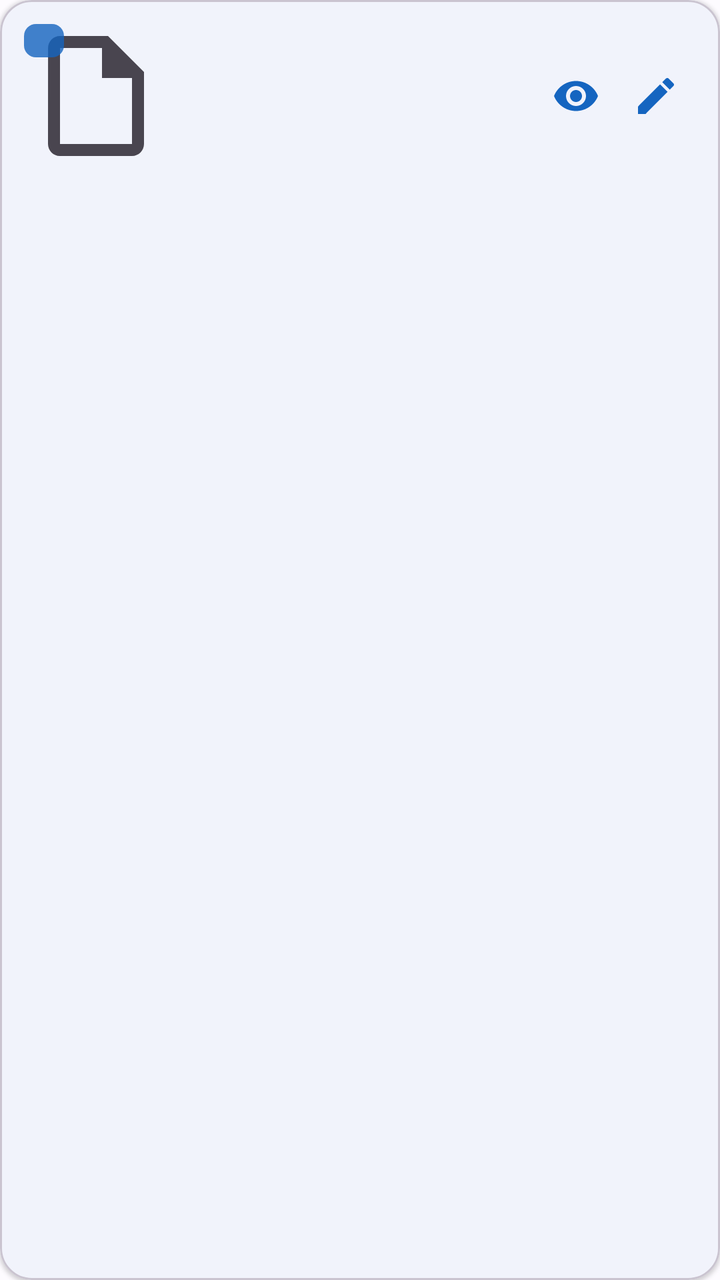
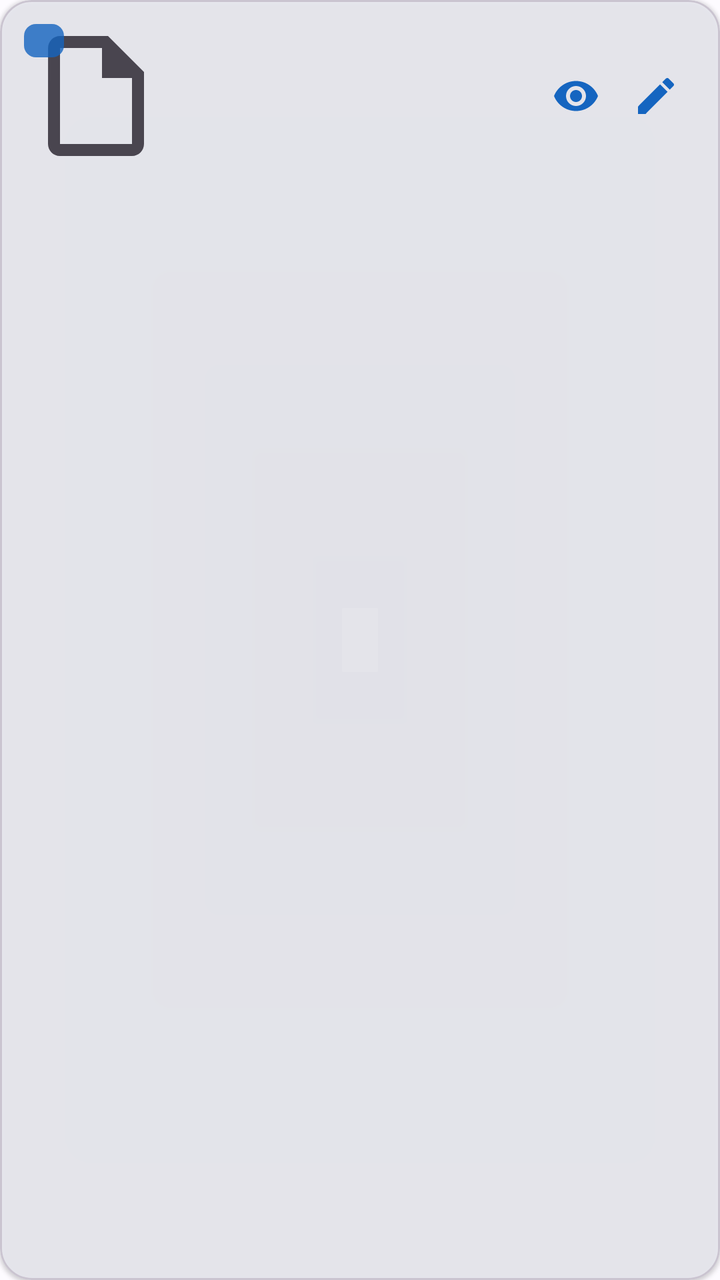

An Android layout rendered at two revisions. The XML below is the earlier revision; the diff shows what the commit changed to produce the second picture.
<!-- AndroidManifest.xml: application theme Theme.ScanWhirl -->
<!-- res/layout/item_scan.xml -->
<?xml version="1.0" encoding="utf-8"?>
<com.google.android.material.card.MaterialCardView xmlns:android="http://schemas.android.com/apk/res/android"
    xmlns:app="http://schemas.android.com/apk/res-auto"
    android:layout_width="match_parent"
    android:layout_height="wrap_content"
    android:layout_margin="6dp"
    android:clickable="true"
    android:focusable="true"
    app:cardCornerRadius="16dp"
    app:cardElevation="1dp">

    <LinearLayout
        android:layout_width="match_parent"
        android:layout_height="wrap_content"
        android:gravity="center_vertical"
        android:orientation="horizontal"
        android:padding="12dp">

        <FrameLayout
            android:layout_width="72dp"
            android:layout_height="72dp">

            <ImageView
                android:id="@+id/scanThumb"
                android:layout_width="match_parent"
                android:layout_height="match_parent"
                android:contentDescription="@null"
                android:scaleType="centerCrop"
                android:src="@drawable/ic_document" />

            <TextView
                android:id="@+id/pageBadge"
                android:layout_width="wrap_content"
                android:layout_height="wrap_content"
                android:layout_gravity="top|start"
                android:background="@drawable/bg_page_number"
                android:gravity="center"
                android:minWidth="20dp"
                android:paddingHorizontal="5dp"
                android:paddingVertical="1dp"
                android:textColor="#FFFFFFFF"
                android:textSize="11sp" />
        </FrameLayout>

        <LinearLayout
            android:layout_width="0dp"
            android:layout_height="wrap_content"
            android:layout_marginStart="14dp"
            android:layout_weight="1"
            android:orientation="vertical">

            <TextView
                android:id="@+id/scanName"
                android:layout_width="match_parent"
                android:layout_height="wrap_content"
                android:ellipsize="end"
                android:maxLines="2"
                android:textAppearance="?attr/textAppearanceTitleMedium" />

            <TextView
                android:id="@+id/scanMeta"
                android:layout_width="match_parent"
                android:layout_height="wrap_content"
                android:layout_marginTop="4dp"
                android:textAppearance="?attr/textAppearanceBodySmall"
                android:textColor="?android:attr/textColorSecondary" />
        </LinearLayout>

        <ImageButton
            android:id="@+id/btnView"
            android:layout_width="40dp"
            android:layout_height="40dp"
            android:background="?attr/selectableItemBackgroundBorderless"
            android:contentDescription="@string/view"
            android:padding="8dp"
            android:src="@drawable/ic_visibility"
            app:tint="?attr/colorPrimary" />

        <ImageButton
            android:id="@+id/btnEdit"
            android:layout_width="40dp"
            android:layout_height="40dp"
            android:background="?attr/selectableItemBackgroundBorderless"
            android:contentDescription="@string/edit"
            android:padding="8dp"
            android:src="@drawable/ic_edit"
            app:tint="?attr/colorPrimary" />

        <CheckBox
            android:id="@+id/checkSelect"
            android:layout_width="wrap_content"
            android:layout_height="wrap_content"
            android:layout_marginStart="4dp"
            android:clickable="false"
            android:focusable="false"
            android:visibility="gone"
            app:buttonTint="@color/sf_primary" />
    </LinearLayout>
</com.google.android.material.card.MaterialCardView>
<!-- resources referenced by this layout -->
<resources>
  <color name="sf_primary">#1565C0</color>
  <!-- drawable bg_page_number (drawable) -->
  <?xml version="1.0" encoding="utf-8"?>
  <shape xmlns:android="http://schemas.android.com/apk/res/android" android:shape="rectangle">
      <solid android:color="#CC1565C0" />
      <corners android:radius="6dp" />
  </shape>
  <!-- drawable ic_document (drawable) -->
  <?xml version="1.0" encoding="utf-8"?>
  <vector xmlns:android="http://schemas.android.com/apk/res/android"
      android:width="24dp"
      android:height="24dp"
      android:viewportWidth="24"
      android:viewportHeight="24"
      android:tint="?attr/colorControlNormal">
      <path
          android:fillColor="@android:color/white"
          android:pathData="M14,2H6c-1.1,0 -1.99,0.9 -1.99,2L4,20c0,1.1 0.89,2 1.99,2H18c1.1,0 2,-0.9 2,-2V8l-6,-6zM6,20V4h7v5h5v11H6z" />
  </vector>
  <!-- drawable ic_edit (drawable) -->
  <vector xmlns:android="http://schemas.android.com/apk/res/android"
      android:width="24dp"
      android:height="24dp"
      android:viewportWidth="24"
      android:viewportHeight="24"
      android:tint="?attr/colorControlNormal">
      <path
          android:fillColor="@android:color/white"
          android:pathData="M3,17.25V21h3.75L17.81,9.94l-3.75,-3.75L3,17.25zM20.71,7.04c0.39,-0.39 0.39,-1.02 0,-1.41l-2.34,-2.34c-0.39,-0.39 -1.02,-0.39 -1.41,0l-1.83,1.83 3.75,3.75 1.83,-1.83z" />
  </vector>
  <!-- drawable ic_visibility (drawable) -->
  <vector xmlns:android="http://schemas.android.com/apk/res/android"
      android:width="24dp"
      android:height="24dp"
      android:viewportWidth="24"
      android:viewportHeight="24"
      android:tint="?attr/colorControlNormal">
      <path
          android:fillColor="@android:color/white"
          android:pathData="M12,4.5C7,4.5 2.73,7.61 1,12c1.73,4.39 6,7.5 11,7.5s9.27,-3.11 11,-7.5c-1.73,-4.39 -6,-7.5 -11,-7.5zM12,17c-2.76,0 -5,-2.24 -5,-5s2.24,-5 5,-5 5,2.24 5,5 -2.24,5 -5,5zM12,9c-1.66,0 -3,1.34 -3,3s1.34,3 3,3 3,-1.34 3,-3 -1.34,-3 -3,-3z" />
  </vector>
  <string name="edit">Edit</string>
  <string name="view">View</string>
  <style name="Theme.ScanWhirl" parent="Theme.Material3.DayNight.NoActionBar">
          <item name="colorPrimary">@color/sf_primary</item>
          <item name="colorOnPrimary">@color/sf_on_primary</item>
          <item name="colorPrimaryContainer">@color/sf_primary_container</item>
          <item name="colorOnPrimaryContainer">@color/sf_on_primary_container</item>
          <item name="colorSecondaryContainer">@color/sf_secondary_container</item>
          <item name="colorOnSecondaryContainer">@color/sf_on_secondary_container</item>
          <item name="android:colorBackground">@color/sf_background</item>
          <item name="colorSurface">@color/sf_surface</item>
          <item name="colorOnSurface">@color/sf_on_surface</item>
          <item name="colorSurfaceContainer">@color/sf_surface</item>
          <item name="android:statusBarColor">@color/sf_surface</item>
          <item name="android:navigationBarColor">@color/sf_background</item>
          <item name="android:windowLightStatusBar">true</item>
      </style>
  <color name="sf_on_primary">#FFFFFF</color>
  <color name="sf_primary_container">#D6E3FF</color>
  <color name="sf_on_primary_container">#001B3F</color>
  <color name="sf_secondary_container">#DDE7FF</color>
  <color name="sf_on_secondary_container">#001B41</color>
  <color name="sf_background">#FDFBFF</color>
  <color name="sf_surface">#FDFBFF</color>
  <color name="sf_on_surface">#1A1B20</color>
</resources>

<!-- the commit's change to res/layout/item_scan.xml (unified diff, before → after) -->
@@ -7,7 +7,8 @@
     android:clickable="true"
     android:focusable="true"
     app:cardCornerRadius="16dp"
-    app:cardElevation="1dp">
+    app:cardElevation="1dp"
+    app:cardBackgroundColor="@color/sf_card_bg">
 
     <LinearLayout
         android:layout_width="match_parent"
<!-- resource entries referenced after the edit -->
@@ -1,5 +1,6 @@
 <!-- resources referenced by this layout -->
 <resources>
+  <color name="sf_card_bg">#CCFDFBFF</color>
   <color name="sf_primary">#1565C0</color>
   <!-- drawable bg_page_number (drawable) -->
   <?xml version="1.0" encoding="utf-8"?>
